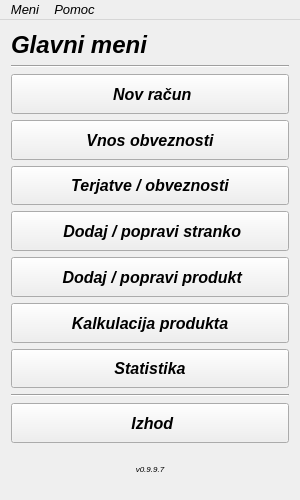
Above: mainwindow.ui from MaxMaxy/racun before the change. Below: the same form after it.
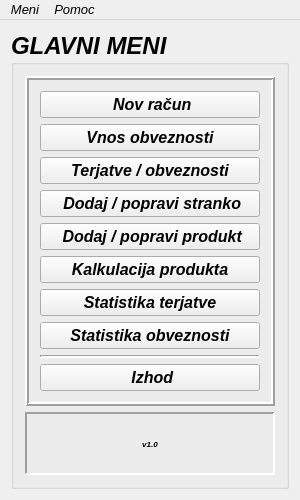
That is the form after the change. Icons and pictures are not drawn.

What changed in the file:
```diff
--- a/mainwindow.ui
+++ b/mainwindow.ui
@@ -42,36 +42,42 @@
    <bool>false</bool>
   </property>
   <widget class="QWidget" name="centralWidget">
-   <layout class="QGridLayout" name="gridLayout">
+   <layout class="QGridLayout" name="gridLayout_2">
     <item row="0" column="0">
-     <widget class="QLabel" name="label_2">
-      <property name="sizePolicy">
-       <sizepolicy hsizetype="MinimumExpanding" vsizetype="Maximum">
-        <horstretch>0</horstretch>
-        <verstretch>0</verstretch>
-       </sizepolicy>
-      </property>
+     <widget class="QGroupBox" name="groupBox">
       <property name="font">
        <font>
-        <family>MS Sans Serif</family>
         <pointsize>18</pointsize>
         <weight>75</weight>
-        <italic>true</italic>
         <bold>true</bold>
        </font>
       </property>
+      <property name="title">
+       <string>GLAVNI MENI</string>
+      </property>
+      <property name="flat">
+       <bool>true</bool>
+      </property>
+      <layout class="QGridLayout" name="gridLayout">
+       <item row="0" column="0">
+        <widget class="QFrame" name="frame">
+         <property name="sizePolicy">
+          <sizepolicy hsizetype="MinimumExpanding" vsizetype="Preferred">
+           <horstretch>0</horstretch>
+           <verstretch>0</verstretch>
+          </sizepolicy>
+         </property>
       <property name="frameShape">
-       <enum>QFrame::NoFrame</enum>
+          <enum>QFrame::Box</enum>
       </property>
       <property name="frameShadow">
-       <enum>QFrame::Plain</enum>
-      </property>
-      <property name="text">
-       <string>Glavni meni</string>
-      </property>
-     </widget>
-    </item>
-    <item row="2" column="0">
+          <enum>QFrame::Raised</enum>
+         </property>
+         <property name="lineWidth">
+          <number>2</number>
+         </property>
+         <layout class="QGridLayout" name="gridLayout_3">
+          <item row="0" column="0">
      <layout class="QVBoxLayout" name="verticalLayout">
       <item>
        <widget class="QPushButton" name="pushButton_2">
@@ -312,7 +318,7 @@
          </font>
         </property>
         <property name="text">
-         <string>Statistika</string>
+               <string>Statistika terjatve</string>
         </property>
         <property name="icon">
          <iconset>
@@ -330,6 +336,30 @@
         </property>
        </widget>
       </item>
+            <item>
+             <widget class="QPushButton" name="pushButton_9">
+              <property name="font">
+               <font>
+                <pointsize>12</pointsize>
+                <weight>75</weight>
+                <bold>true</bold>
+               </font>
+              </property>
+              <property name="text">
+               <string>Statistika obveznosti</string>
+              </property>
+              <property name="icon">
+               <iconset resource="files.qrc">
+                <normaloff>:/icons/statistic.png</normaloff>:/icons/statistic.png</iconset>
+              </property>
+              <property name="iconSize">
+               <size>
+                <width>28</width>
+                <height>28</height>
+               </size>
+              </property>
+             </widget>
+            </item>
       <item>
        <widget class="Line" name="line">
         <property name="font">
@@ -338,6 +368,9 @@
           <italic>true</italic>
          </font>
         </property>
+              <property name="lineWidth">
+               <number>2</number>
+              </property>
         <property name="orientation">
          <enum>Qt::Horizontal</enum>
         </property>
@@ -379,7 +412,12 @@
         </property>
        </widget>
       </item>
-      <item>
+           </layout>
+          </item>
+         </layout>
+        </widget>
+       </item>
+       <item row="1" column="0">
        <widget class="QLabel" name="label">
         <property name="font">
          <font>
@@ -392,13 +430,16 @@
          <enum>Qt::LeftToRight</enum>
         </property>
         <property name="frameShape">
-         <enum>QFrame::NoFrame</enum>
+          <enum>QFrame::Panel</enum>
         </property>
         <property name="frameShadow">
-         <enum>QFrame::Raised</enum>
+          <enum>QFrame::Sunken</enum>
+         </property>
+         <property name="lineWidth">
+          <number>2</number>
         </property>
         <property name="text">
-         <string>v0.9.9.7</string>
+          <string>v1.0</string>
         </property>
         <property name="textFormat">
          <enum>Qt::AutoText</enum>
@@ -409,18 +450,6 @@
        </widget>
       </item>
      </layout>
-    </item>
-    <item row="1" column="0">
-     <widget class="Line" name="line_2">
-      <property name="font">
-       <font>
-        <family>MS Sans Serif</family>
-        <italic>true</italic>
-       </font>
-      </property>
-      <property name="orientation">
-       <enum>Qt::Horizontal</enum>
-      </property>
      </widget>
     </item>
    </layout>
```
Left out of the diff: 16 changed lines with no effect on the pictures. Lines whose indentation alone changed are shown as unchanged.
